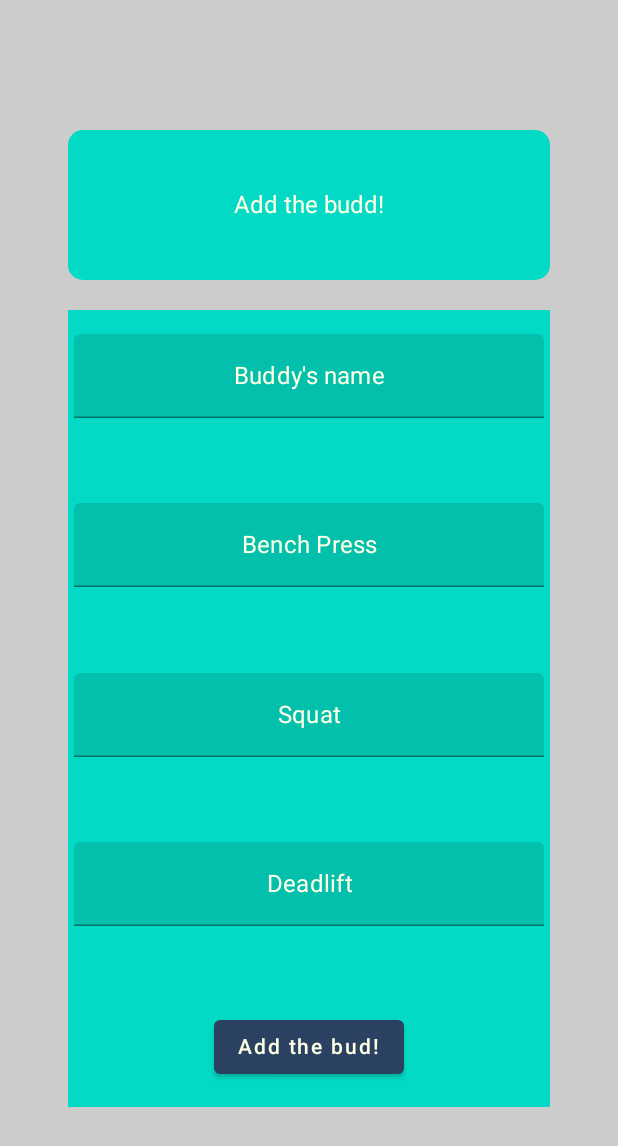
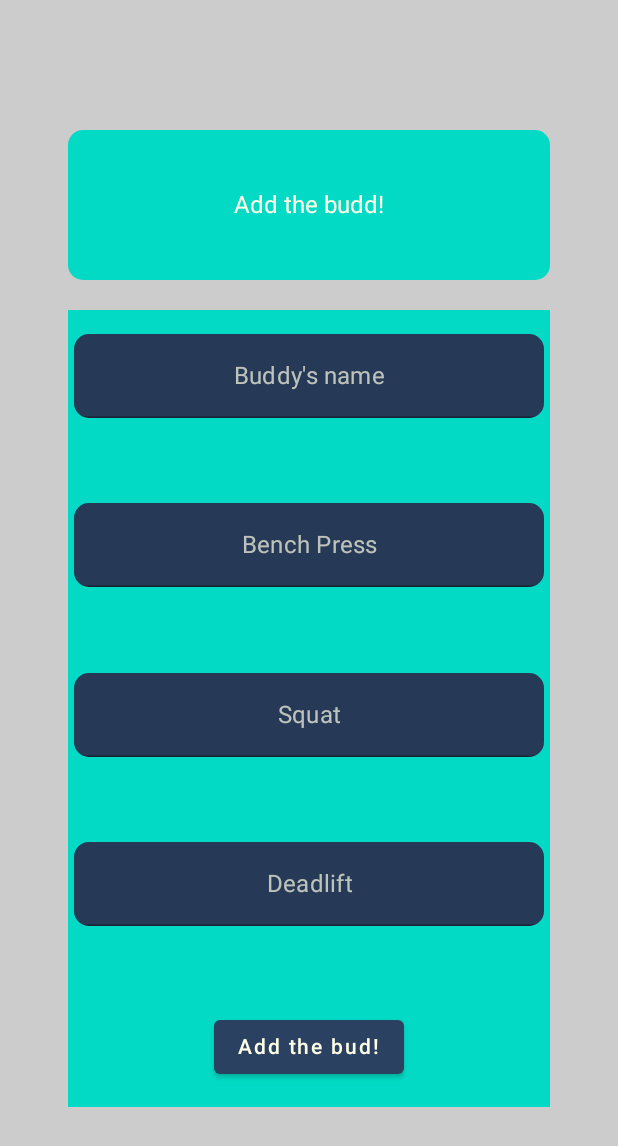
Before and after one commit to michalbialacki/BuddyTrainer, an Android app built with Jetpack Compose: the AddBuddyScreen screen opened through its navigation route, on a phone screen of 412 x 824 dp. Shown: the top 1146 px of the screen. Run offline under Robolectric (Android 15) with nearby library versions, the phone set to English and light mode, and no system bars; our stand-ins replace Dagger/Hilt's generated code, Firebase (no records; nobody signed in at launch, a user with empty details on screens opened directly), Room's generated code.

Commit message:
Addedd some more colors + colors changed on adding buddy

```diff
--- a/app/src/main/java/com/kkp/buddytrainer/presentation/addbuddyscreen/components/BuddyNameTextInput.kt
+++ b/app/src/main/java/com/kkp/buddytrainer/presentation/addbuddyscreen/components/BuddyNameTextInput.kt
@@ -1,21 +1,27 @@
 package com.kkp.buddytrainer.presentation.addbuddyscreen.components
 
 import android.widget.Toast
+import androidx.compose.foundation.background
 import androidx.compose.foundation.interaction.MutableInteractionSource
 import androidx.compose.foundation.layout.fillMaxWidth
+import androidx.compose.foundation.shape.RoundedCornerShape
 import androidx.compose.foundation.text.KeyboardActions
 import androidx.compose.foundation.text.KeyboardOptions
 import androidx.compose.material.LocalTextStyle
+import androidx.compose.material.MaterialTheme
 import androidx.compose.material.Text
 import androidx.compose.material.TextField
 import androidx.compose.runtime.*
 import androidx.compose.ui.Modifier
+import androidx.compose.ui.draw.alpha
+import androidx.compose.ui.draw.clip
 import androidx.compose.ui.platform.LocalContext
 import androidx.compose.ui.platform.LocalFocusManager
 import androidx.compose.ui.text.input.ImeAction
 import androidx.compose.ui.text.input.KeyboardType
 import androidx.compose.ui.text.input.TextFieldValue
 import androidx.compose.ui.text.style.TextAlign
+import androidx.compose.ui.unit.dp
 import java.lang.Exception
 
 
@@ -39,6 +45,10 @@ fun BuddyNameTextInput(
             cachedText = text
             text = changedText
         },
+        modifier = Modifier
+            .fillMaxWidth()
+            .clip(RoundedCornerShape(10.dp))
+            .background(MaterialTheme.colors.primary),
         maxLines = 1,
         singleLine = true,
         keyboardOptions = KeyboardOptions.Default.copy(imeAction = ImeAction.Done, keyboardType = KeyboardType.Ascii),
@@ -52,7 +62,12 @@ fun BuddyNameTextInput(
             focusManager.clearFocus()
         }),
         label = {
-            Text(text = "Buddy's name", textAlign = TextAlign.Center, modifier = Modifier.fillMaxWidth())
+            Text(text = "Buddy's name",
+                textAlign = TextAlign.Center,
+                modifier = Modifier
+                    .fillMaxWidth()
+                    .alpha(0.7f)
+            )
         },
         textStyle = LocalTextStyle.current.copy(textAlign = TextAlign.Center)
     )
--- a/app/src/main/java/com/kkp/buddytrainer/presentation/addbuddyscreen/components/BuddyParameterTextInput.kt
+++ b/app/src/main/java/com/kkp/buddytrainer/presentation/addbuddyscreen/components/BuddyParameterTextInput.kt
@@ -2,19 +2,24 @@ package com.kkp.buddytrainer.presentation.addbuddyscreen.components
 
 import android.util.Log
 import android.widget.Toast
+import androidx.compose.foundation.background
 import androidx.compose.foundation.clickable
 import androidx.compose.foundation.focusable
 import androidx.compose.foundation.interaction.MutableInteractionSource
 import androidx.compose.foundation.layout.fillMaxWidth
 import androidx.compose.foundation.layout.padding
+import androidx.compose.foundation.shape.RoundedCornerShape
 import androidx.compose.foundation.text.BasicTextField
 import androidx.compose.foundation.text.KeyboardActions
 import androidx.compose.foundation.text.KeyboardOptions
 import androidx.compose.material.LocalTextStyle
+import androidx.compose.material.MaterialTheme
 import androidx.compose.material.Text
 import androidx.compose.material.TextField
 import androidx.compose.runtime.*
 import androidx.compose.ui.Modifier
+import androidx.compose.ui.draw.alpha
+import androidx.compose.ui.draw.clip
 import androidx.compose.ui.focus.*
 import androidx.compose.ui.graphics.Color
 import androidx.compose.ui.platform.LocalContext
@@ -47,6 +52,9 @@ fun BuddyParameterTextInput(
 
     TextField(
         modifier = Modifier
+            .fillMaxWidth()
+            .clip(RoundedCornerShape(10.dp))
+            .background(MaterialTheme.colors.primary)
             .onFocusChanged {
                 if(!it.isFocused && !text.text.isNullOrEmpty()){
                     try {
@@ -101,9 +109,13 @@ fun BuddyParameterTextInput(
             focusManager.clearFocus()
         }),
         label = {
-            Text(text = parName, textAlign = TextAlign.Center, modifier = Modifier.fillMaxWidth())
+            Text(text = parName, textAlign = TextAlign.Center, modifier = Modifier.fillMaxWidth().alpha(0.7f))
         },
-        textStyle = LocalTextStyle.current.copy(textAlign = TextAlign.Center)
+        textStyle = LocalTextStyle
+            .current
+            .copy(
+                textAlign = TextAlign.Center,
+            )
     )
 
 }
```
